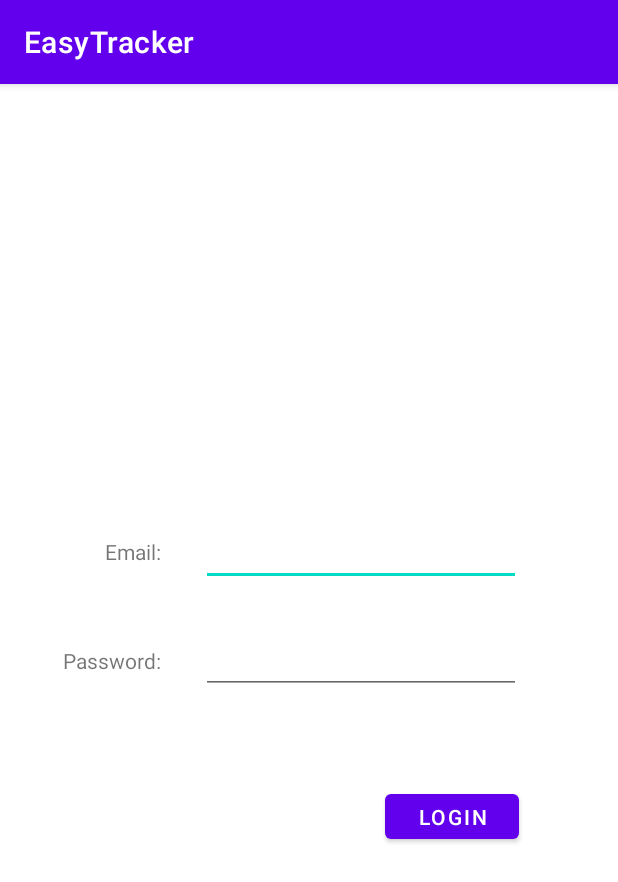
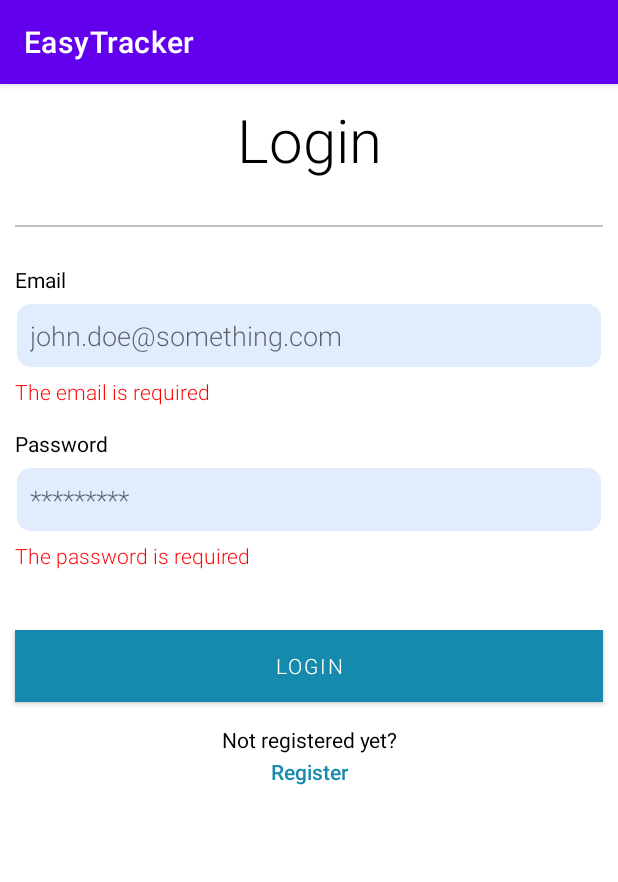
Before and after one commit to rima1005/Team_16, an Android app: the Login screen opened directly, with no data from a screen before it, after a tap on "LOGIN", on a phone screen of 412 x 824 dp. Shown: the top 882 px of the screen. Run offline under Robolectric (Android 15) with nearby library versions, the light colour scheme and no system bars.

Commit message:
ED-126 Adapted login screen to design changes of register screen [SF,WF]

```diff
--- a/app/src/main/java/team16/easytracker/Login.kt
+++ b/app/src/main/java/team16/easytracker/Login.kt
@@ -4,37 +4,120 @@ import android.content.Intent
 import android.os.Bundle
 import android.util.Log
 import android.view.View
-import android.widget.Button
-import android.widget.EditText
-import android.widget.TextView
+import android.widget.*
+import androidx.appcompat.app.AppCompatActivity
 import android.widget.Toast
-import androidx.appcompat.app.AppCompatActivity
 
 class Login : AppCompatActivity() {
 
     lateinit var tfMail : TextView
     lateinit var tfPassword : TextView
     lateinit var loginMap : Map<String, String>
+    lateinit var btnLogin : Button
+
+    lateinit var etPassword : EditText
+    lateinit var etEmail : EditText
+
+    lateinit var tvErrorEmail : TextView
+    lateinit var tvErrorPassword : TextView
+
+    lateinit var tvGoToRegister : TextView
 
     override fun onCreate(savedInstanceState: Bundle?) {
         super.onCreate(savedInstanceState)
         setContentView(R.layout.loginactivity)
 
-        tfMail = findViewById<EditText>(R.id.tfMail)
-        tfPassword = findViewById<EditText>(R.id.tfPassword)
+        btnLogin = findViewById(R.id.btnLogin)
+
+        etPassword = findViewById(R.id.etPassword)
+        etEmail = findViewById(R.id.etEmail)
+
+        tvGoToRegister = findViewById(R.id.tvGoToRegister)
+
+        tvErrorEmail = findViewById(R.id.tvErrorEmail)
+        tvErrorPassword = findViewById(R.id.tvErrorPassword)
+
+        tfMail = findViewById<EditText>(R.id.etEmail)
+        tfPassword = findViewById<EditText>(R.id.etPassword)
 
         loginMap = mapOf("test" to "123", "user1" to "1", "user2" to "password")
 
+        btnLogin.setOnClickListener(loginListener)
+
+        tvGoToRegister.setOnClickListener {
+            val intent = Intent(this, Register::class.java)
+            startActivity(intent)
+        }
     }
 
-    fun readInputVals(view : View) {
+    val loginListener = View.OnClickListener { view ->
+        when (view.getId()) {
+            R.id.btnLogin -> {
+
+                resetErrorMessages()
+
+                val email = etEmail.text.toString()
+                val password = etPassword.text.toString()
+
+                val validEmail = validateEmail(email)
+                val validPassword = validatePassword(password)
+
+                if(validEmail && validPassword){
+                    Log.i("Valid worker", "The worker is valid: " +
+                    "Email: " + email + "," +
+                    "Password: " + password + ",")
+                } else{
+                    Log.i("Invalid worker", "The worker is invalid")
+                }
+            }
+        }
+    }
+
+    fun readinputvals(view : View) {
         val email = tfMail.text.toString()
         val password : String = tfPassword.text.toString()
         val userPW = loginMap.get(email)
-        if(userPW == password)
-        {
+        if(userPW == password) {
             val intent = Intent(this, MainActivity::class.java)
             startActivity(intent)
         }
+        else{
+            Toast.makeText(applicationContext, "This user does not exist!", Toast.LENGTH_LONG).show()
+        }
+    }
+
+    fun validateEmail(email: String) : Boolean {
+        if (email.isEmpty()) {
+            tvErrorEmail.text = "The email is required"
+            tvErrorEmail.visibility = View.VISIBLE
+            return false
+        } else if (!email.contains("@") || !email.contains(".")) {
+            tvErrorEmail.text = "The email must be a valid email address"
+            tvErrorEmail.visibility = View.VISIBLE
+            return false
+        }
+        //TODO Datenbankabfrage --> email in der database vorhanden
+
+        return true
+    }
+
+    fun validatePassword(password: String) : Boolean {
+        if (password.isEmpty()) {
+            tvErrorPassword.text = "The password is required"
+            tvErrorPassword.visibility = View.VISIBLE
+            return false
+        }
+        //TODO Datenbankabfrage --> password in der database vorhanden
+
+        return true
+    }
+
+    fun resetErrorMessages() {
+        tvErrorEmail.text = ""
+        tvErrorEmail.visibility = View.GONE
+
+        tvErrorPassword.text = ""
+        tvErrorPassword.visibility = View.GONE
+
     }
 }
--- a/app/src/main/res/layout/loginactivity.xml
+++ b/app/src/main/res/layout/loginactivity.xml
@@ -1,70 +1,169 @@
 <?xml version="1.0" encoding="utf-8"?>
-<androidx.constraintlayout.widget.ConstraintLayout
-    xmlns:android="http://schemas.android.com/apk/res/android"
+<androidx.constraintlayout.widget.ConstraintLayout xmlns:android="http://schemas.android.com/apk/res/android"
     xmlns:app="http://schemas.android.com/apk/res-auto"
+    xmlns:tools="http://schemas.android.com/tools"
     android:layout_width="match_parent"
     android:layout_height="match_parent">
 
+    <LinearLayout
+        android:layout_width="match_parent"
+        android:layout_height="wrap_content"
+        android:orientation="vertical"
+        tools:ignore="MissingConstraints"
+        tools:layout_editor_absoluteX="0dp"
+        tools:layout_editor_absoluteY="0dp">
+
         <TextView
-        android:id="@+id/lbPassword"
-        android:layout_width="wrap_content"
+            android:id="@+id/tvLogin"
+            android:layout_width="match_parent"
             android:layout_height="wrap_content"
-        android:text="@string/lbPassword"
-        app:layout_constraintBottom_toBottomOf="parent"
-        app:layout_constraintEnd_toEndOf="parent"
-        app:layout_constraintHorizontal_bias="0.121"
-        app:layout_constraintStart_toStartOf="parent"
-        app:layout_constraintTop_toTopOf="parent" />
+            android:layout_margin="10dp"
+            android:fontFamily="sans-serif-light"
+            android:gravity="center"
+            android:text="@string/btnLogin"
+            android:textColor="#000"
+            android:textSize="40sp" />
+
+        <View
+            android:layout_width="match_parent"
+            android:layout_height="1dp"
+            android:layout_marginLeft="10dp"
+            android:layout_marginTop="20dp"
+            android:layout_marginRight="10dp"
+            android:layout_marginBottom="20dp"
+            android:background="#c0c0c0" />
+
+        <TextView
+            android:id="@+id/tvLabelEmail"
+            android:layout_width="match_parent"
+            android:layout_height="wrap_content"
+            android:layout_marginStart="10dp"
+            android:layout_marginLeft="10dp"
+            android:layout_marginTop="5dp"
+            android:layout_marginEnd="10dp"
+            android:layout_marginRight="10dp"
+            android:fontFamily="sans-serif"
+            android:text="@string/email"
+            android:textColor="#000" />
 
         <EditText
-        android:id="@+id/tfMail"
-        android:layout_width="wrap_content"
+            android:id="@+id/etEmail"
+            android:layout_width="match_parent"
             android:layout_height="wrap_content"
+            android:layout_marginStart="10dp"
+            android:layout_marginLeft="10dp"
+            android:layout_marginTop="5dp"
+            android:layout_marginEnd="10dp"
+            android:layout_marginRight="10dp"
+            android:layout_marginBottom="5dp"
+            android:background="@drawable/custom_edit_text"
             android:ems="10"
-        android:inputType="textPersonName"
-        app:layout_constraintBottom_toBottomOf="parent"
-        app:layout_constraintEnd_toEndOf="parent"
-        app:layout_constraintHorizontal_bias="0.676"
-        app:layout_constraintStart_toStartOf="parent"
-        app:layout_constraintTop_toTopOf="parent"
-        app:layout_constraintVertical_bias="0.4"
-        android:autofillHints="Jackson@mail.com" />
+            android:fontFamily="sans-serif-light"
+            android:hint="@string/email_hint"
+            android:inputType="textEmailAddress"
+            android:padding="10dp" />
+
+        <TextView
+            android:id="@+id/tvErrorEmail"
+            android:layout_width="match_parent"
+            android:layout_height="wrap_content"
+            android:layout_marginStart="10dp"
+            android:layout_marginLeft="10dp"
+            android:layout_marginTop="0dp"
+            android:layout_marginEnd="10dp"
+            android:layout_marginRight="10dp"
+            android:layout_marginBottom="10dp"
+            android:fontFamily="sans-serif-light"
+            android:textColor="#ff0000"
+            android:visibility="gone" />
+
+        <TextView
+            android:id="@+id/tvLabelPassword"
+            android:layout_width="match_parent"
+            android:layout_height="wrap_content"
+            android:layout_marginStart="10dp"
+            android:layout_marginLeft="10dp"
+            android:layout_marginTop="5dp"
+            android:layout_marginEnd="10dp"
+            android:layout_marginRight="10dp"
+            android:fontFamily="sans-serif"
+            android:text="@string/password"
+            android:textColor="#000" />
 
         <EditText
-        android:id="@+id/tfPassword"
-        android:layout_width="wrap_content"
+            android:id="@+id/etPassword"
+            android:layout_width="match_parent"
             android:layout_height="wrap_content"
+            android:layout_marginStart="10dp"
+            android:layout_marginLeft="10dp"
+            android:layout_marginTop="5dp"
+            android:layout_marginEnd="10dp"
+            android:layout_marginRight="10dp"
+            android:layout_marginBottom="5dp"
+            android:background="@drawable/custom_edit_text"
             android:ems="10"
+            android:fontFamily="sans-serif-light"
+            android:hint="@string/password_hint"
             android:inputType="textPassword"
-        app:layout_constraintBottom_toBottomOf="parent"
-        app:layout_constraintEnd_toEndOf="parent"
-        app:layout_constraintHorizontal_bias="0.676"
-        app:layout_constraintStart_toStartOf="parent"
-        app:layout_constraintTop_toTopOf="parent"
-        android:autofillHints="Password" />
+            android:padding="10dp" />
 
         <TextView
-        android:id="@+id/lbUsername"
-        android:layout_width="wrap_content"
+            android:id="@+id/tvErrorPassword"
+            android:layout_width="match_parent"
             android:layout_height="wrap_content"
-        android:text="@string/lbEmail"
-        app:layout_constraintBottom_toBottomOf="parent"
-        app:layout_constraintEnd_toEndOf="parent"
-        app:layout_constraintHorizontal_bias="0.186"
-        app:layout_constraintStart_toStartOf="parent"
-        app:layout_constraintTop_toTopOf="parent"
-        app:layout_constraintVertical_bias="0.403" />
+            android:layout_marginStart="10dp"
+            android:layout_marginLeft="10dp"
+            android:layout_marginTop="0dp"
+            android:layout_marginEnd="10dp"
+            android:layout_marginRight="10dp"
+            android:layout_marginBottom="10dp"
+            android:fontFamily="sans-serif-light"
+            android:textColor="#ff0000"
+            android:visibility="gone" />
 
         <Button
-        android:id="@+id/button"
-        android:layout_width="89dp"
-        android:layout_height="42dp"
-        android:onClick="readInputVals"
-        android:text="@string/btnLoginOk"
-        app:layout_constraintBottom_toBottomOf="parent"
-        app:layout_constraintEnd_toEndOf="parent"
-        app:layout_constraintHorizontal_bias="0.796"
-        app:layout_constraintStart_toStartOf="parent"
-        app:layout_constraintTop_toTopOf="parent"
-        app:layout_constraintVertical_bias="0.644" />
+            android:id="@+id/btnLogin"
+            android:layout_width="match_parent"
+            android:layout_height="wrap_content"
+            android:layout_marginLeft="10dp"
+            android:layout_marginTop="30dp"
+            android:layout_marginRight="10dp"
+            android:layout_marginBottom="10dp"
+            android:background="#168AAD"
+            android:fontFamily="sans-serif-light"
+            android:text="@string/btnLogin"
+            android:textColor="#FFFFFF"
+            app:backgroundTint="#168AAD" />
+
+        <TextView
+            android:id="@+id/tvLabelNotRegisteredYet"
+            android:layout_width="match_parent"
+            android:layout_height="wrap_content"
+            android:layout_marginStart="10dp"
+            android:layout_marginLeft="10dp"
+            android:layout_marginTop="5dp"
+            android:layout_marginEnd="10dp"
+            android:layout_marginRight="10dp"
+            android:layout_marginBottom="0dp"
+            android:fontFamily="sans-serif"
+            android:gravity="center"
+            android:text="@string/not_registered_yet"
+            android:textColor="#000" />
+
+        <TextView
+            android:id="@+id/tvGoToRegister"
+            android:layout_width="match_parent"
+            android:layout_height="wrap_content"
+            android:layout_marginLeft="10dp"
+            android:layout_marginTop="2dp"
+            android:layout_marginRight="10dp"
+            android:layout_marginBottom="10dp"
+            android:background="#FFFFFF"
+            android:fontFamily="sans-serif-light"
+            android:gravity="center"
+            android:text="@string/register"
+            android:textColor="#168AAD"
+            android:textStyle="bold" />
+
+    </LinearLayout>
 </androidx.constraintlayout.widget.ConstraintLayout>
--- a/app/src/main/res/values/strings.xml
+++ b/app/src/main/res/values/strings.xml
@@ -3,9 +3,6 @@
     <string name="btnRegister">Register</string>
     <string name="btnLogin">Login</string>
     <string name="tfMail">Mail</string>
-    <string name="lbEmail">Email: </string>
-    <string name="lbPassword">Password: </string>
-    <string name="btnLoginOk">Login</string>
     <string name="tfName">Name</string>
     <string name="registration">Registration</string>
     <string name="first_name">First Name</string>
@@ -25,6 +22,9 @@
     <string name="register">Register</string>
     <string name="already_have_an_account">Already have an account?</string>
     <string name="log_in">Log In</string>
+    <string name="email_hint">john.doe@something.com</string>
+    <string name="password_hint">*********</string>
+    <string name="not_registered_yet">Not registered yet?</string>
     <string-array name="genders">
         <item>None</item>
         <item>Female</item>
```
Lines whose indentation alone changed are shown as unchanged.
